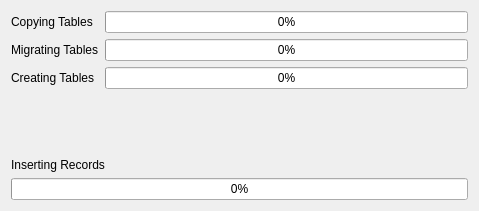
Before: the Qt Designer form ui/migrationprogresswidget.ui in kandalf/migraine, drawn with Qt 5.
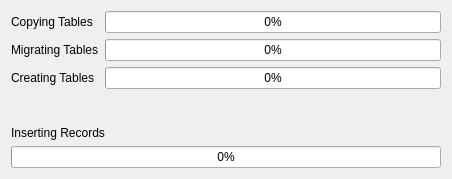
After: the same form once the commit is applied.

Commit message: Separated widget for showing migration progress.

Patch:
```diff
--- a/ui/migrationprogresswidget.ui
+++ b/ui/migrationprogresswidget.ui
@@ -1,16 +1,17 @@
 <ui version="4.0" >
  <class>MigrationProgressWidget</class>
- <widget class="QFrame" name="MigrationProgressWidget" >
+ <widget class="QDialog" name="MigrationProgressWidget" >
   <property name="geometry" >
    <rect>
     <x>0</x>
     <y>0</y>
-    <width>479</width>
-    <height>211</height>
+    <width>452</width>
+    <height>179</height>
    </rect>
   </property>
-  <layout class="QGridLayout" name="gridLayout_3" >
-   <item row="0" column="0" >
+  <property name="windowTitle" >
+   <string>Dialog</string>
+  </property>
     <layout class="QGridLayout" name="gridLayout_2" >
      <item row="0" column="0" >
       <layout class="QVBoxLayout" name="verticalLayout_2" >
@@ -88,8 +89,6 @@
             <number>0</number>
            </property>
           </widget>
-         </item>
-        </layout>
        </item>
       </layout>
      </item>
```
Lines whose indentation alone changed are shown as unchanged. The commit also changes 9 other files.
